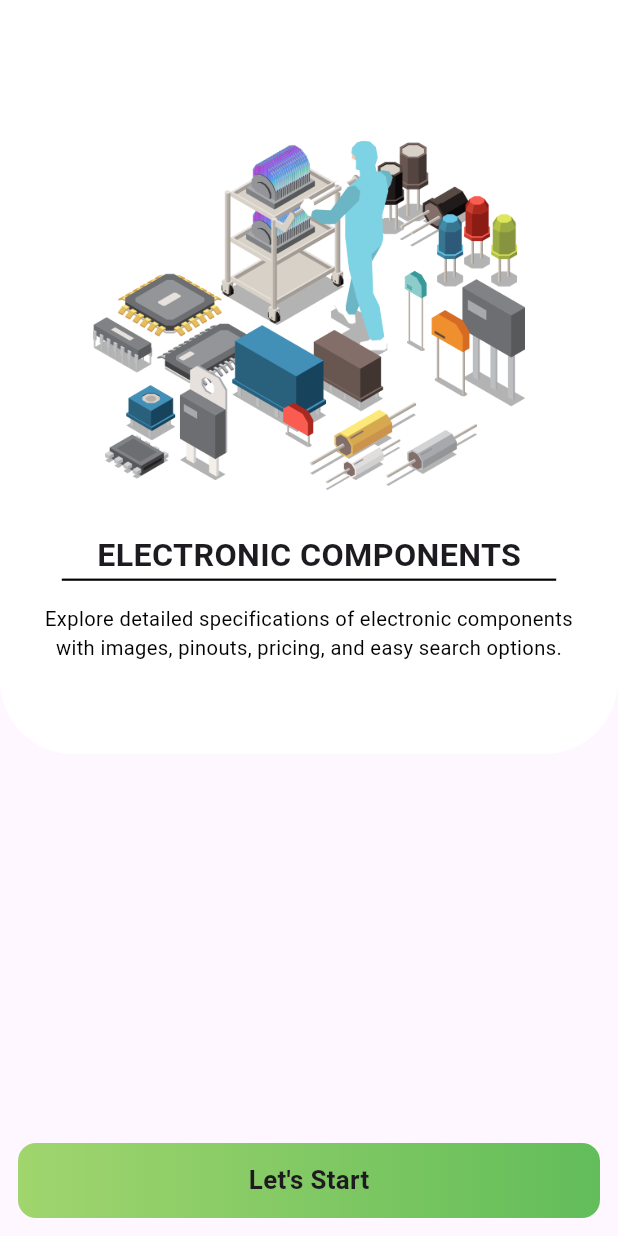
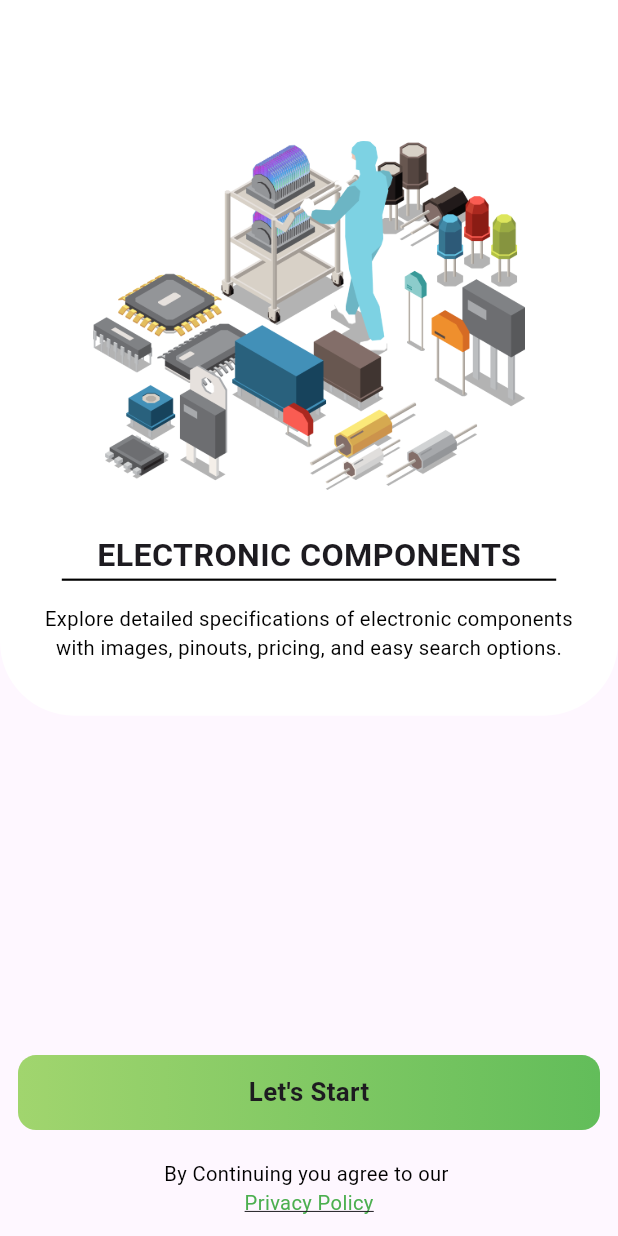
Before and after one commit to akash0245/electronic_erp_milan, a Flutter app: the screen it shows after launch, on a phone screen of 412 x 824 dp. Run offline on Flutter 3.47's test engine with Material 3 defaults, Android fonts, the phone set to English and light mode, and no system bars; our stand-ins replace get, get_storage, sizer.

Commit message:
privacy policy link add

```diff
--- a/assets/json/resistor_options.json
+++ b/assets/json/resistor_options.json
@@ -159,7 +159,7 @@
       "name": "Light Dependent (LDR)",
       "price": 58.0,
       "discountPrice": 46.0,
-      "rating": 5.1,
+      "rating": 4.1,
       "image": "assets/images/componets_categories/resistor_options/light_dependent.png",
       "productDetail": [
         "Light-sensitive resistor",
--- a/lib/screens/intro_screen.dart
+++ b/lib/screens/intro_screen.dart
@@ -1,6 +1,7 @@
 import 'package:flutter/material.dart';
 import 'package:get/get.dart';
 import 'package:sizer/sizer.dart';
+import 'package:url_launcher/url_launcher.dart';
 
 import '../controller/order_detail_cnt.dart';
 import 'dashboard.dart';
@@ -60,7 +61,10 @@ class IntroScreen extends StatelessWidget {
               ),
             ),
           ),
-          SizedBox(height: 30.h),
+          SizedBox(height: 26.h),
+          Column(
+            crossAxisAlignment: CrossAxisAlignment.center,
+            children: [
               InkWell(
                 onTap: (){
                   Get.offAll(() => Dashboard());
@@ -90,8 +94,43 @@ class IntroScreen extends StatelessWidget {
                   ),
                 ),
               ),
+
+              SizedBox(height: 1.h),
+
+              Text(
+    'By Continuing you agree to our ',
+    style: TextStyle(
+    fontSize: 15.sp,
+    color: Colors.black,
+    ),
+    ),
+
+              GestureDetector(
+                onTap: _launchPrivacyPolicy,
+                child: Text(
+                  'Privacy Policy',
+                  style: TextStyle(
+                    fontSize: 15.sp,
+                    color: Colors.green,
+                    decoration: TextDecoration.underline
+                  ),
+                ),
+              ),
+
+              SizedBox(height: 1.5.h),
+
+
+            ],
+          ),
         ],
       ),
     );
   }
+
+  Future<void> _launchPrivacyPolicy() async {
+    final Uri url = Uri.parse('http://jtmachine.in/privacy-policy-2/');
+    if (!await launchUrl(url)) {
+      throw Exception('Could not launch $url');
     }
+  }
+}
--- a/pubspec.yaml
+++ b/pubspec.yaml
@@ -38,6 +38,7 @@ dependencies:
   get_storage: ^2.1.1
   toastification: ^3.0.3
   sizer:
+  url_launcher:
 
 dev_dependencies:
   flutter_test:
```
Also changed, not shown: 3 other files. Lines whose indentation alone changed are shown as unchanged.
